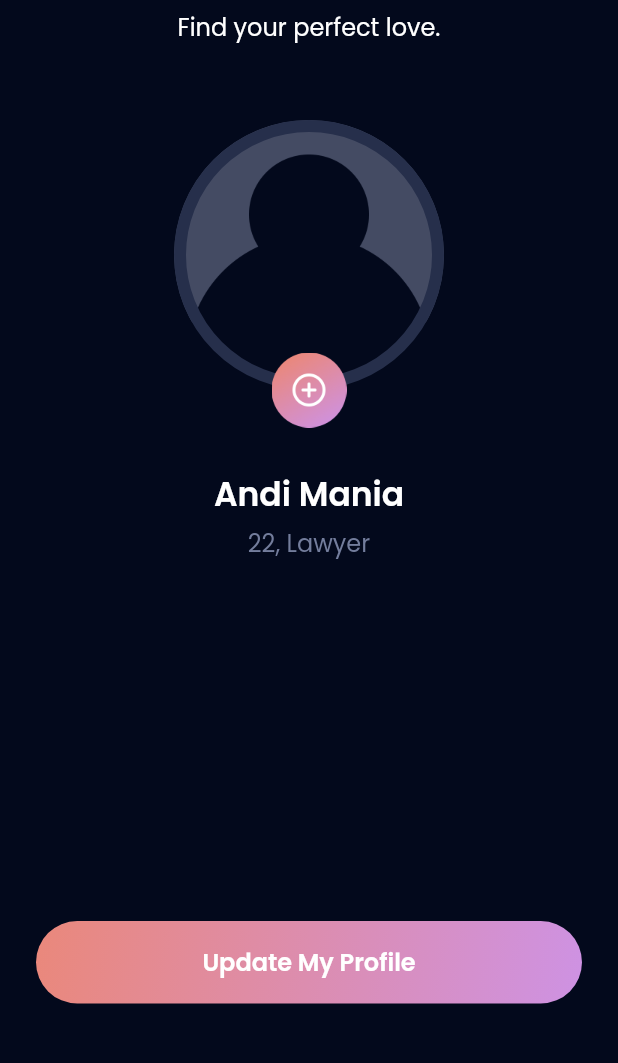
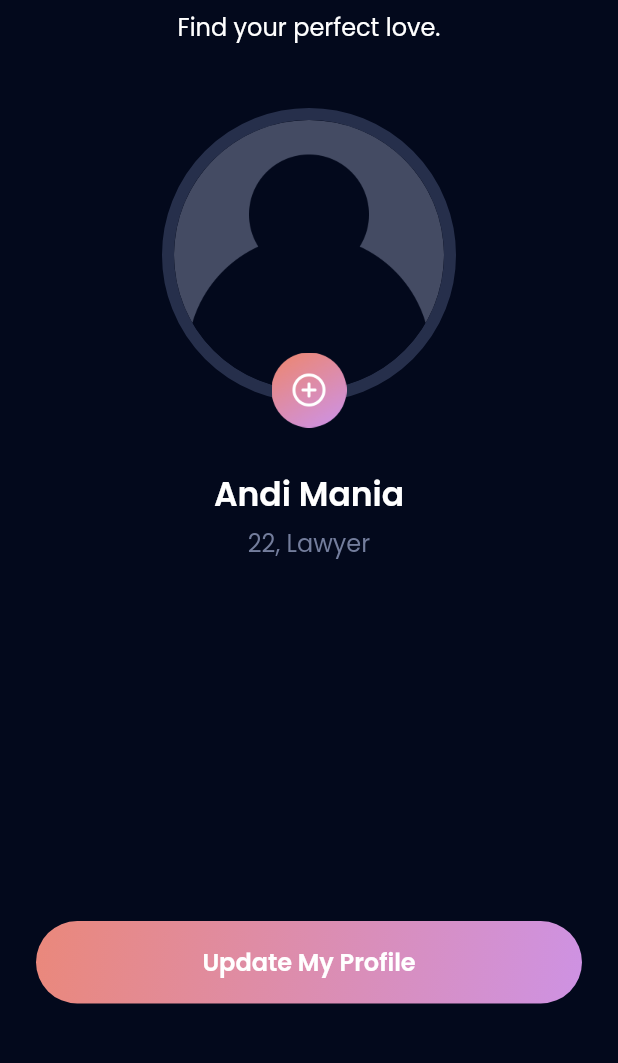
Before and after one commit to asrafilll/flutter-find-mate-app, a Flutter app: the SignUpUploadPhotoScreen screen opened by its route, on a phone screen of 412 x 824 dp, the part 129-1192 px from its top. Run offline on Flutter 3.47's test engine with Material 2 defaults, Android fonts, the phone set to English and light mode, and no system bars; our stand-ins replace google_fonts, image_picker, shared_preferences; accounts and stored records are empty.

Commit message:
Image Picker Utils

```diff
--- a/lib/src/common_widgets/upload_photo_widget.dart
+++ b/lib/src/common_widgets/upload_photo_widget.dart
@@ -1,11 +1,17 @@
+import 'dart:io';
+
 import 'package:flutter/material.dart';
 import 'package:flutter_saranghae/src/theme_manager/asset_manager.dart';
 import 'package:flutter_saranghae/src/theme_manager/color_manager.dart';
 import 'package:flutter_saranghae/src/theme_manager/values_manager.dart';
 
 class UploadPhotoWidget extends StatelessWidget {
-  const UploadPhotoWidget({super.key});
+  const UploadPhotoWidget({
+    super.key,
+    required this.image,
+  });
 
+  final File? image;
   @override
   Widget build(BuildContext context) {
     return Stack(
@@ -17,17 +23,20 @@ class UploadPhotoWidget extends StatelessWidget {
             height: 180.0,
             decoration: BoxDecoration(
               shape: BoxShape.circle,
-            image: const DecorationImage(
-              image: AssetImage(
-                AssetManager.profileIcon,
-              ),
-            ),
               border: Border.all(
                   width: AppSize.s8,
                   color: ColorManager.secondaryColor,
+                  strokeAlign: BorderSide.strokeAlignOutside),
             ),
-          ),
-        ),
+            child: ClipRRect(
+              borderRadius: BorderRadius.circular(100),
+              child: image != null
+                  ? Image(
+                      image: FileImage(image!),
+                      fit: BoxFit.cover,
+                    )
+                  : Image.asset(AssetManager.profileIcon),
+            )),
         Positioned(
           bottom: -25.0,
           child: SizedBox(
--- a/lib/src/features/authentication/presentation/sign_up_upload_photo_screen.dart
+++ b/lib/src/features/authentication/presentation/sign_up_upload_photo_screen.dart
@@ -1,3 +1,5 @@
+import 'dart:io';
+
 import 'package:flutter/material.dart';
 import 'package:flutter_saranghae/src/common_widgets/custom_button_widget.dart';
 import 'package:flutter_saranghae/src/common_widgets/custom_text_button_widget.dart';
@@ -7,10 +9,28 @@ import 'package:flutter_saranghae/src/features/likes_you/presentation/explore_pe
 import 'package:flutter_saranghae/src/theme_manager/font_manager.dart';
 import 'package:flutter_saranghae/src/theme_manager/textstyle_manager.dart';
 import 'package:flutter_saranghae/src/theme_manager/values_manager.dart';
+import 'package:flutter_saranghae/src/utils/image_picker_utils.dart';
 
-class SignUpUploadPhotoScreen extends StatelessWidget {
+class SignUpUploadPhotoScreen extends StatefulWidget {
   static const String routeName = '/sign-up-upload-photo';
   const SignUpUploadPhotoScreen({super.key});
+
+  @override
+  State<SignUpUploadPhotoScreen> createState() =>
+      _SignUpUploadPhotoScreenState();
+}
+
+class _SignUpUploadPhotoScreenState extends State<SignUpUploadPhotoScreen> {
+  File? image;
+
+  void getImageProfile(GetImageFrom source) async {
+    final result = await ImagePickerUtil.getImage(source);
+    if (result != null) {
+      setState(() {
+        image = File(result.path);
+      });
+    }
+  }
 
   @override
   Widget build(BuildContext context) {
@@ -25,7 +45,45 @@ class SignUpUploadPhotoScreen extends StatelessWidget {
             children: [
               const LogoAndTaglineWidget(),
               const SizedBox(height: AppSize.s50),
-              const UploadPhotoWidget(),
+              InkWell(
+                onTap: () {
+                  showModalBottomSheet(
+                    context: context,
+                    builder: (context) {
+                      return Container(
+                        padding: const EdgeInsets.all(AppPadding.p32),
+                        margin: const EdgeInsets.only(bottom: 32.0),
+                        child: Row(
+                          mainAxisAlignment: MainAxisAlignment.spaceAround,
+                          children: [
+                            IconButton(
+                              onPressed: () {
+                                getImageProfile(GetImageFrom.camera);
+                              },
+                              icon: const Icon(
+                                Icons.camera,
+                                size: 48.0,
+                              ),
+                            ),
+                            IconButton(
+                              onPressed: () {
+                                getImageProfile(GetImageFrom.gallery);
+                              },
+                              icon: const Icon(
+                                Icons.photo,
+                                size: 48.0,
+                              ),
+                            )
+                          ],
+                        ),
+                      );
+                    },
+                  );
+                },
+                child: UploadPhotoWidget(
+                  image: image,
+                ),
+              ),
               const SizedBox(height: 53.0),
               Text(
                 'Andi Mania',
--- /dev/null
+++ b/lib/src/utils/image_picker_utils.dart
@@ -0,0 +1,20 @@
+import 'package:image_picker/image_picker.dart';
+
+enum GetImageFrom {
+  gallery,
+  camera,
+}
+
+class ImagePickerUtil {
+  static Future<XFile?> getImage(GetImageFrom source) async {
+    final pickedFile = await ImagePicker().pickImage(
+      source: source == GetImageFrom.camera
+          ? ImageSource.camera
+          : ImageSource.gallery,
+      maxHeight: 1800,
+      maxWidth: 1800,
+    );
+
+    return pickedFile;
+  }
+}
--- a/pubspec.yaml
+++ b/pubspec.yaml
@@ -37,6 +37,7 @@ dependencies:
   google_fonts: ^3.0.0
   flutter_bloc: ^8.1.2
   shared_preferences: ^2.0.20
+  image_picker: ^0.8.7+1
 
 dev_dependencies:
   flutter_test:
```
Also changed, not shown: pubspec.lock, 2 other files. Lines whose indentation alone changed are shown as unchanged.
